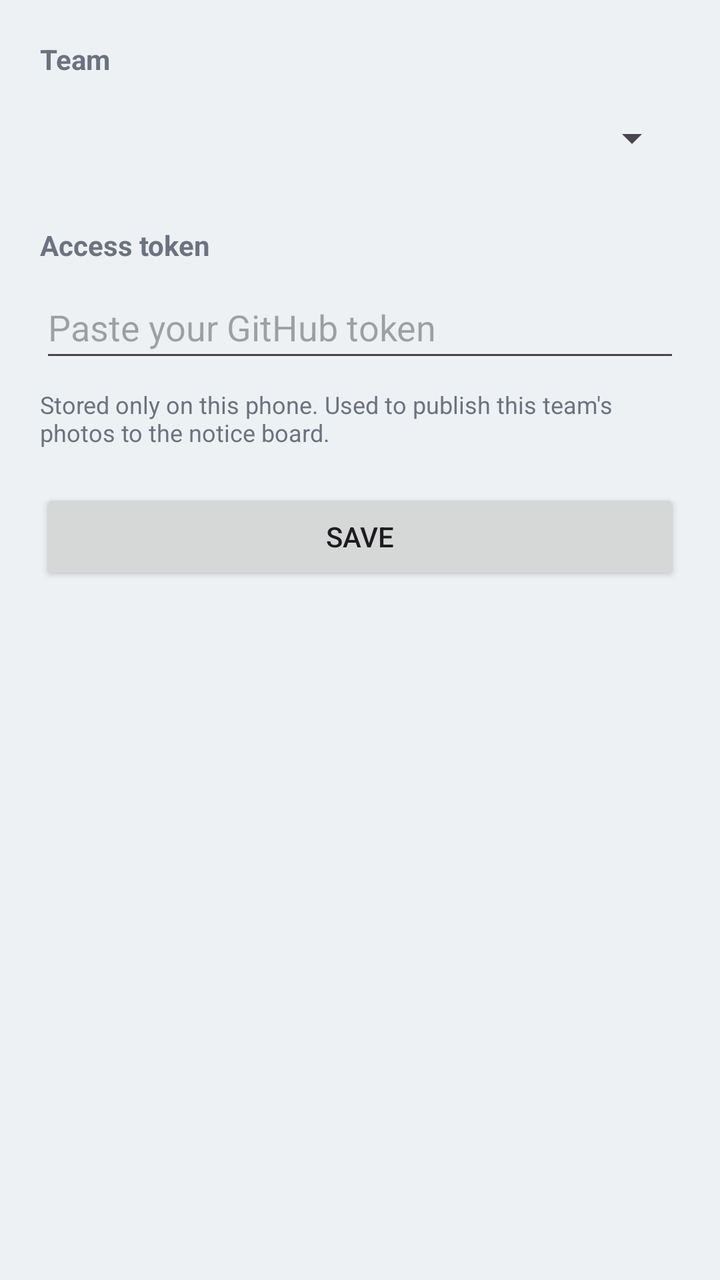
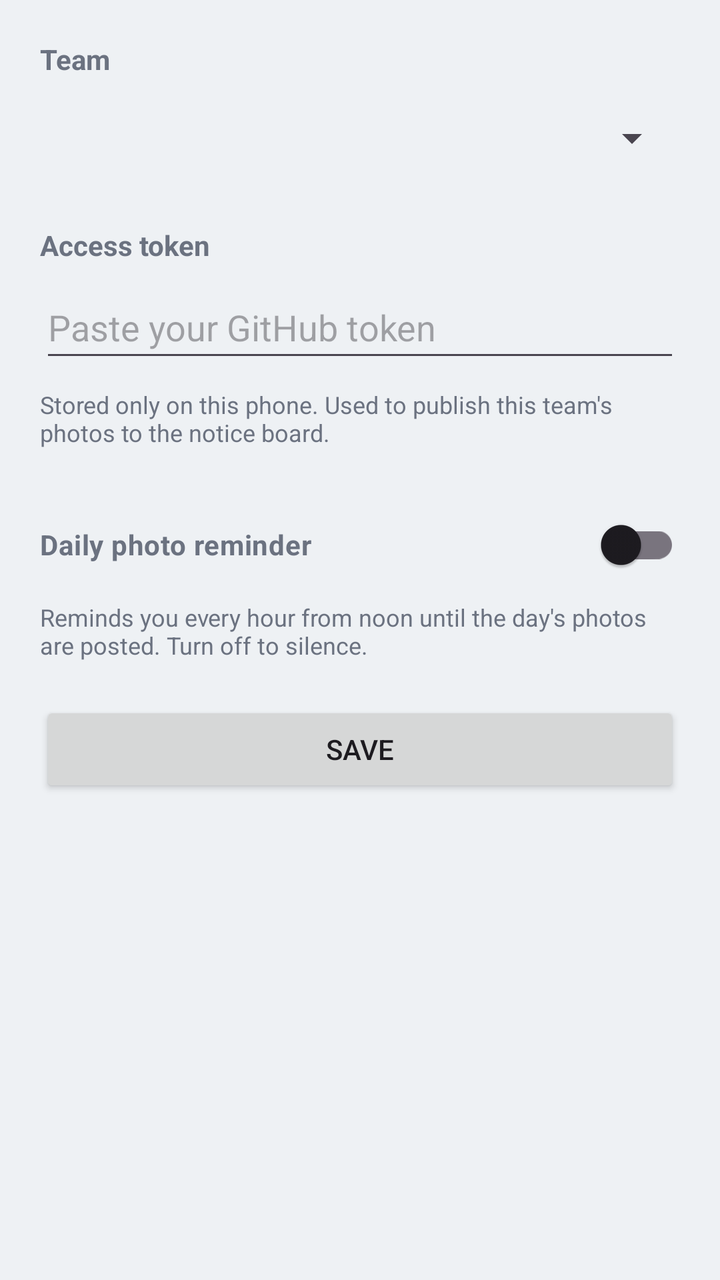

Compare the two renders of this Android layout. The source of the first and the diff that turns it into the second are given below.
<!-- AndroidManifest.xml: activity theme Theme.EstanciaPhotos.Admin -->
<!-- res/layout/activity_admin.xml -->
<?xml version="1.0" encoding="utf-8"?>
<ScrollView xmlns:android="http://schemas.android.com/apk/res/android"
    android:layout_width="match_parent"
    android:layout_height="match_parent"
    android:background="@color/bg">

    <LinearLayout
        android:layout_width="match_parent"
        android:layout_height="wrap_content"
        android:orientation="vertical"
        android:padding="20dp">

        <TextView
            android:layout_width="wrap_content"
            android:layout_height="wrap_content"
            android:text="@string/team_label"
            android:textColor="@color/muted"
            android:textStyle="bold" />

        <Spinner
            android:id="@+id/teamSpinner"
            android:layout_width="match_parent"
            android:layout_height="wrap_content"
            android:layout_marginTop="6dp"
            android:minHeight="48dp" />

        <TextView
            android:layout_width="wrap_content"
            android:layout_height="wrap_content"
            android:layout_marginTop="20dp"
            android:text="@string/token_label"
            android:textColor="@color/muted"
            android:textStyle="bold" />

        <EditText
            android:id="@+id/tokenInput"
            android:layout_width="match_parent"
            android:layout_height="wrap_content"
            android:layout_marginTop="6dp"
            android:hint="@string/token_hint"
            android:importantForAutofill="no"
            android:inputType="textPassword"
            android:minHeight="48dp" />

        <TextView
            android:layout_width="match_parent"
            android:layout_height="wrap_content"
            android:layout_marginTop="8dp"
            android:text="@string/token_help"
            android:textColor="@color/muted"
            android:textSize="12sp" />

        <Button
            android:id="@+id/saveBtn"
            android:layout_width="match_parent"
            android:layout_height="wrap_content"
            android:layout_marginTop="20dp"
            android:text="@string/save_continue" />

        <TextView
            android:id="@+id/adminStatus"
            android:layout_width="match_parent"
            android:layout_height="wrap_content"
            android:layout_marginTop="10dp"
            android:minHeight="20dp"
            android:textSize="14sp" />
    </LinearLayout>
</ScrollView>
<!-- resources referenced by this layout -->
<resources>
  <color name="bg">#EEF1F4</color>
  <color name="muted">#6B7280</color>
  <string name="save_continue">Save</string>
  <string name="team_label">Team</string>
  <string name="token_help">Stored only on this phone. Used to publish this team\'s photos to the notice board.</string>
  <string name="token_hint">Paste your GitHub token</string>
  <string name="token_label">Access token</string>
  <style name="Theme.EstanciaPhotos.Admin" parent="Theme.Material3.DayNight">
          <item name="colorPrimary">@color/green</item>
          <item name="colorOnPrimary">@color/white</item>
      </style>
  <color name="green">#0B7A3B</color>
  <color name="white">#FFFFFF</color>
</resources>

<!-- the commit's change to res/layout/activity_admin.xml (unified diff, before → after) -->
@@ -50,6 +50,24 @@
             android:textColor="@color/muted"
             android:textSize="12sp" />
 
+        <com.google.android.material.switchmaterial.SwitchMaterial
+            android:id="@+id/reminderSwitch"
+            android:layout_width="match_parent"
+            android:layout_height="wrap_content"
+            android:layout_marginTop="24dp"
+            android:minHeight="48dp"
+            android:text="@string/reminder_label"
+            android:textColor="@color/muted"
+            android:textStyle="bold" />
+
+        <TextView
+            android:layout_width="match_parent"
+            android:layout_height="wrap_content"
+            android:layout_marginTop="4dp"
+            android:text="@string/reminder_help"
+            android:textColor="@color/muted"
+            android:textSize="12sp" />
+
         <Button
             android:id="@+id/saveBtn"
             android:layout_width="match_parent"
<!-- resource entries referenced after the edit -->
@@ -2,6 +2,8 @@
 <resources>
   <color name="bg">#EEF1F4</color>
   <color name="muted">#6B7280</color>
+  <string name="reminder_help">Reminds you every hour from noon until the day\'s photos are posted. Turn off to silence.</string>
+  <string name="reminder_label">Daily photo reminder</string>
   <string name="save_continue">Save</string>
   <string name="team_label">Team</string>
   <string name="token_help">Stored only on this phone. Used to publish this team\'s photos to the notice board.</string>
